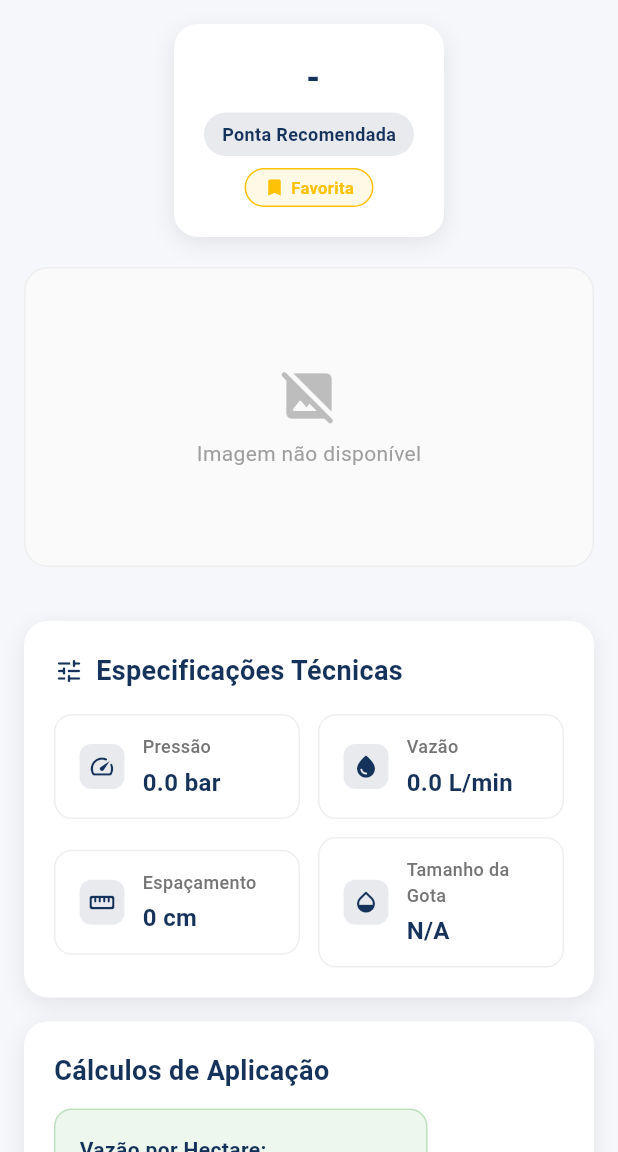
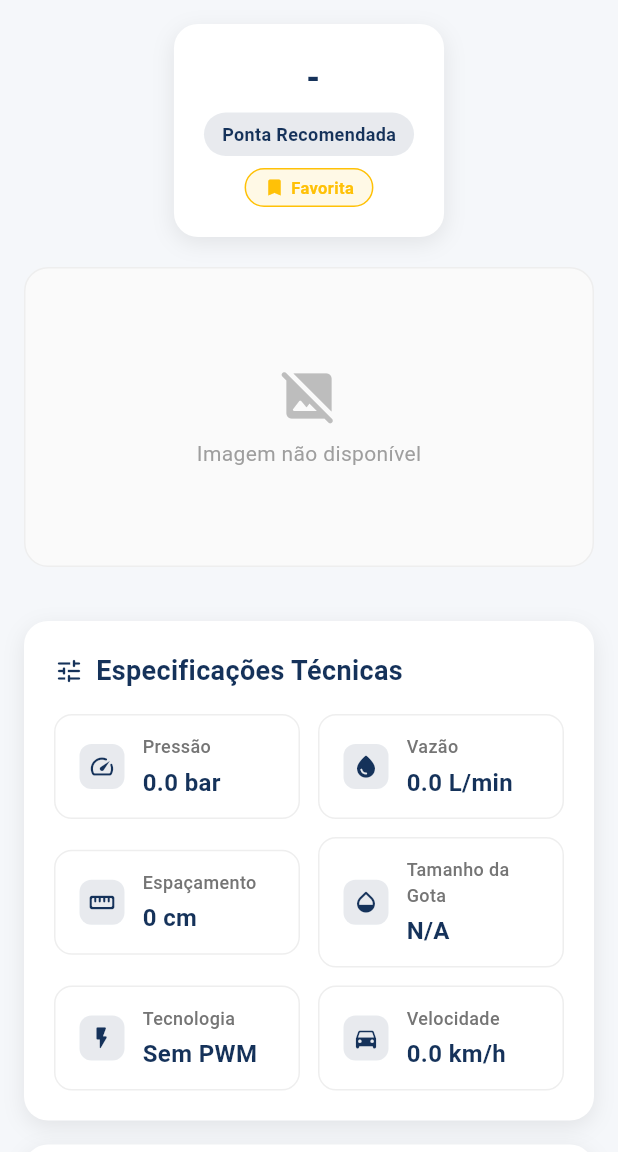
Before and after one commit to Fparaiz0/app_magnojet, a Flutter app: the TipDetailsPage screen opened directly with empty values, on a phone screen of 412 x 824 dp, the part 84-1236 px from its top. Run offline on Flutter 3.47's test engine with Material 3 defaults, Android fonts, the phone set to English and light mode, and no system bars; our stand-ins replace connectivity_plus, flutter_dotenv, material_design_icons_flutter, supabase_flutter; accounts and stored records are empty.

Commit message:
feat:add `pwm` and `velocidade`

```diff
--- a/lib/pages/home/tip_details_page.dart
+++ b/lib/pages/home/tip_details_page.dart
@@ -438,7 +438,7 @@ class _TipDetailsPageState extends State<TipDetailsPage> {
                   Expanded(
                     child: _buildDetailRow(
                       'Pressão',
-                      '${widget.tip.pressure.toStringAsFixed(1)} bar',
+                      '${widget.tip.pressure} bar',
                       icon: Icons.speed_rounded,
                     ),
                   ),
@@ -446,7 +446,7 @@ class _TipDetailsPageState extends State<TipDetailsPage> {
                   Expanded(
                     child: _buildDetailRow(
                       'Vazão',
-                      '${widget.tip.flowRate.toStringAsFixed(1)} L/min',
+                      '${widget.tip.flowRate} L/min',
                       icon: Icons.water_drop_rounded,
                     ),
                   ),
@@ -468,6 +468,26 @@ class _TipDetailsPageState extends State<TipDetailsPage> {
                       'Tamanho da Gota',
                       dropletSize,
                       icon: Icons.opacity_rounded,
+                    ),
+                  ),
+                ],
+              ),
+              const SizedBox(height: 12),
+              Row(
+                children: [
+                  Expanded(
+                    child: _buildDetailRow(
+                      'Tecnologia',
+                      widget.hasPWM ? 'PWM' : 'Sem PWM',
+                      icon: Icons.flash_on_rounded,
+                    ),
+                  ),
+                  const SizedBox(width: 12),
+                  Expanded(
+                    child: _buildDetailRow(
+                      'Velocidade',
+                      '${widget.speed} km/h',
+                      icon: Icons.directions_car_rounded,
                     ),
                   ),
                 ],
@@ -687,7 +707,7 @@ class _TipDetailsPageState extends State<TipDetailsPage> {
                 ),
                 const SizedBox(height: 8),
                 Text(
-                  'Com ${widget.speed.toStringAsFixed(1)} km/h e ${widget.tip.spacing.toStringAsFixed(0)} cm de espaçamento',
+                  'Com ${widget.speed} km/h e ${widget.tip.spacing.toStringAsFixed(0)} cm de espaçamento',
                   style: TextStyle(
                     fontSize: 12,
                     color: Colors.grey.shade600,
```
